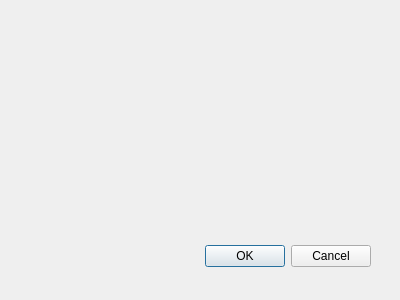
Qt form addbotdialog.ui (kambala-decapitator/d3-window-db-manager) before a commit.
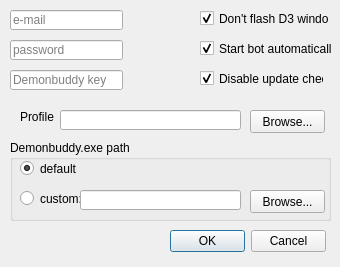
The same form after that commit.

Diff of the .ui file:
```diff
--- a/addbotdialog.ui
+++ b/addbotdialog.ui
@@ -8,8 +8,8 @@
    <rect>
     <x>0</x>
     <y>0</y>
-    <width>400</width>
-    <height>300</height>
+    <width>340</width>
+    <height>267</height>
    </rect>
   </property>
   <property name="windowTitle">
@@ -18,10 +18,10 @@
   <widget class="QDialogButtonBox" name="buttonBox">
    <property name="geometry">
     <rect>
-     <x>30</x>
-     <y>240</y>
-     <width>341</width>
-     <height>32</height>
+     <x>170</x>
+     <y>230</y>
+     <width>156</width>
+     <height>23</height>
     </rect>
    </property>
    <property name="orientation">
@@ -31,6 +31,200 @@
     <set>QDialogButtonBox::Cancel|QDialogButtonBox::Ok</set>
    </property>
   </widget>
+  <widget class="QLineEdit" name="emailLineEdit">
+   <property name="geometry">
+    <rect>
+     <x>10</x>
+     <y>10</y>
+     <width>113</width>
+     <height>20</height>
+    </rect>
+   </property>
+   <property name="placeholderText">
+    <string>e-mail</string>
+   </property>
+  </widget>
+  <widget class="QLineEdit" name="passwordLineEdit">
+   <property name="geometry">
+    <rect>
+     <x>10</x>
+     <y>40</y>
+     <width>113</width>
+     <height>20</height>
+    </rect>
+   </property>
+   <property name="echoMode">
+    <enum>QLineEdit::Normal</enum>
+   </property>
+   <property name="placeholderText">
+    <string>password</string>
+   </property>
+  </widget>
+  <widget class="QGroupBox" name="groupBox">
+   <property name="geometry">
+    <rect>
+     <x>10</x>
+     <y>140</y>
+     <width>321</width>
+     <height>81</height>
+    </rect>
+   </property>
+   <property name="title">
+    <string>Demonbuddy.exe path</string>
+   </property>
+   <widget class="QRadioButton" name="defaultDBPathRadioButton">
+    <property name="geometry">
+     <rect>
+      <x>10</x>
+      <y>20</y>
+      <width>82</width>
+      <height>17</height>
+     </rect>
+    </property>
+    <property name="text">
+     <string>default</string>
+    </property>
+    <property name="checked">
+     <bool>true</bool>
+    </property>
+   </widget>
+   <widget class="QRadioButton" name="customDBPathRadioButton">
+    <property name="geometry">
+     <rect>
+      <x>10</x>
+      <y>50</y>
+      <width>61</width>
+      <height>17</height>
+     </rect>
+    </property>
+    <property name="text">
+     <string>custom:</string>
+    </property>
+   </widget>
+   <widget class="QLineEdit" name="customDBPathLineEdit">
+    <property name="geometry">
+     <rect>
+      <x>70</x>
+      <y>50</y>
+      <width>161</width>
+      <height>20</height>
+     </rect>
+    </property>
+   </widget>
+   <widget class="QPushButton" name="selectDBPathButton">
+    <property name="geometry">
+     <rect>
+      <x>240</x>
+      <y>50</y>
+      <width>75</width>
+      <height>23</height>
+     </rect>
+    </property>
+    <property name="text">
+     <string>Browse...</string>
+    </property>
+   </widget>
+  </widget>
+  <widget class="QLineEdit" name="dbKeyLineEdit">
+   <property name="geometry">
+    <rect>
+     <x>10</x>
+     <y>70</y>
+     <width>113</width>
+     <height>20</height>
+    </rect>
+   </property>
+   <property name="text">
+    <string/>
+   </property>
+   <property name="placeholderText">
+    <string>Demonbuddy key</string>
+   </property>
+  </widget>
+  <widget class="QCheckBox" name="noflashCheckBox">
+   <property name="geometry">
+    <rect>
+     <x>200</x>
+     <y>10</y>
+     <width>129</width>
+     <height>17</height>
+    </rect>
+   </property>
+   <property name="text">
+    <string>Don't flash D3 window</string>
+   </property>
+   <property name="checked">
+    <bool>true</bool>
+   </property>
+  </widget>
+  <widget class="QCheckBox" name="autostartCheckBox">
+   <property name="geometry">
+    <rect>
+     <x>200</x>
+     <y>40</y>
+     <width>132</width>
+     <height>17</height>
+    </rect>
+   </property>
+   <property name="text">
+    <string>Start bot automatically</string>
+   </property>
+   <property name="checked">
+    <bool>true</bool>
+   </property>
+  </widget>
+  <widget class="QCheckBox" name="noupdateCheckBox">
+   <property name="geometry">
+    <rect>
+     <x>200</x>
+     <y>70</y>
+     <width>124</width>
+     <height>17</height>
+    </rect>
+   </property>
+   <property name="text">
+    <string>Disable update check</string>
+   </property>
+   <property name="checked">
+    <bool>true</bool>
+   </property>
+  </widget>
+  <widget class="QLabel" name="label">
+   <property name="geometry">
+    <rect>
+     <x>20</x>
+     <y>110</y>
+     <width>34</width>
+     <height>13</height>
+    </rect>
+   </property>
+   <property name="text">
+    <string>Profile:</string>
+   </property>
+  </widget>
+  <widget class="QLineEdit" name="profileLineEdit">
+   <property name="geometry">
+    <rect>
+     <x>60</x>
+     <y>110</y>
+     <width>181</width>
+     <height>20</height>
+    </rect>
+   </property>
+  </widget>
+  <widget class="QPushButton" name="selectProfileButton">
+   <property name="geometry">
+    <rect>
+     <x>250</x>
+     <y>110</y>
+     <width>75</width>
+     <height>23</height>
+    </rect>
+   </property>
+   <property name="text">
+    <string>Browse...</string>
+   </property>
+  </widget>
  </widget>
  <pixmapfunction/>
  <resources/>
```
Left out of the diff: 7 changed lines with no effect on the pictures.
